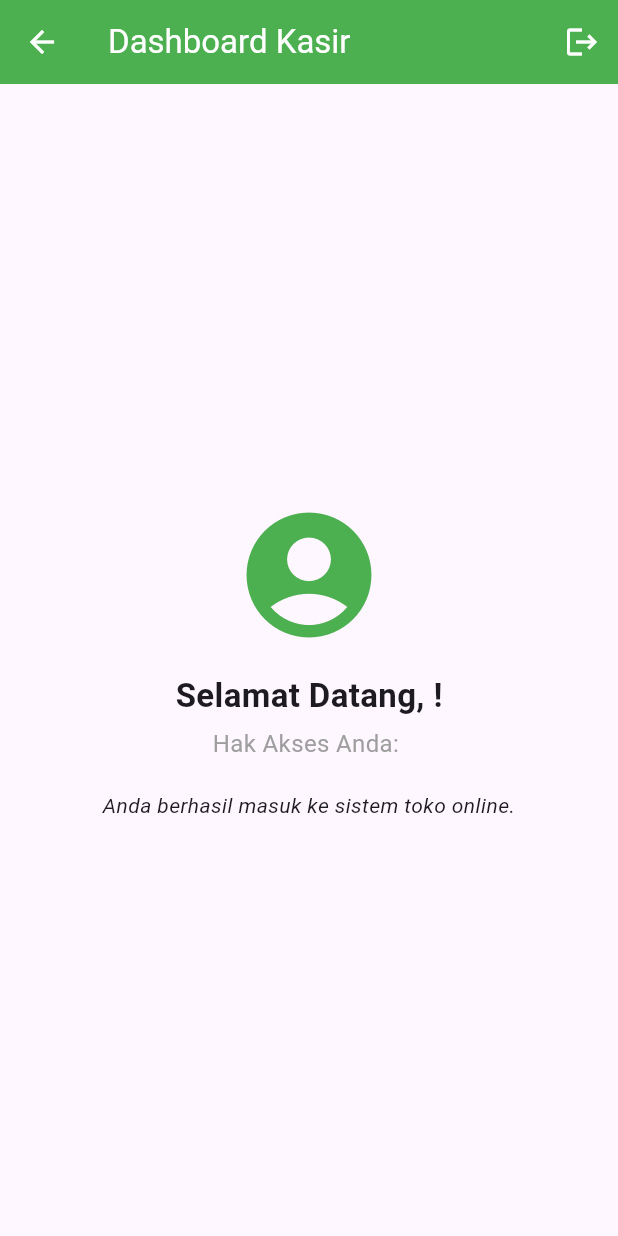
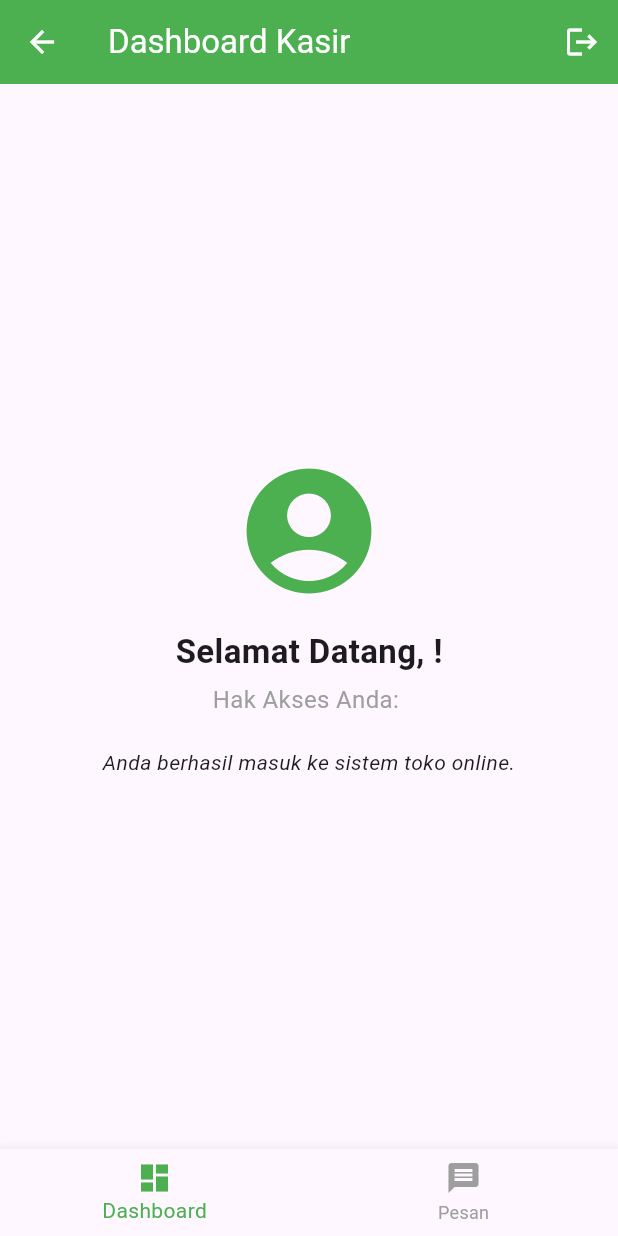
Before and after one commit to queenaazeeza/penugasan6, a Flutter app: the DashboardView screen opened directly, on a phone screen of 412 x 824 dp. Run offline on Flutter 3.47's test engine with Material 3 defaults, Android fonts, the phone set to English and light mode, and no system bars; our stand-ins replace shared_preferences; accounts and stored records are empty.

Commit message:
first commit

```diff
--- a/lib/views/dashboard.dart
+++ b/lib/views/dashboard.dart
@@ -1,6 +1,7 @@
 import 'dart:convert';
 import 'package:flutter/material.dart';
 import 'package:shared_preferences/shared_preferences.dart';
+import 'package:toko_online/widgets/bottom_nav.dart'; // 1. IMPORT WIDGET BOTTOM NAV
 
 class DashboardView extends StatefulWidget {
   const DashboardView({super.key});
@@ -16,10 +17,9 @@ class _DashboardViewState extends State<DashboardView> {
   @override
   void initState() {
     super.initState();
-    _loadUserData(); // Membaca session data saat halaman dibuka sesuai modul
+    _loadUserData();
   }
 
-  // Fungsi membaca data SharedPreferences bawaan project toko online Anda
   void _loadUserData() async {
     final prefs = await SharedPreferences.getInstance();
     final userDataString = prefs.getString('user_data');
@@ -44,7 +44,6 @@ class _DashboardViewState extends State<DashboardView> {
           IconButton(
             icon: const Icon(Icons.logout),
             onPressed: () async {
-              // Fungsi Logout: Hapus session lama lalu tendang balik ke halaman Login
               final prefs = await SharedPreferences.getInstance();
               await prefs.remove('user_data');
               if (mounted) {
@@ -78,6 +77,8 @@ class _DashboardViewState extends State<DashboardView> {
           ],
         ),
       ),
+      // 2. PASANG BOTTOM NAV DI SINI (SEJAJAR DENGAN BODY)
+      bottomNavigationBar: const BottomNav(0), // Index 0 artinya menu Dashboard yang aktif
     );
   }
 }
--- /dev/null
+++ b/lib/widgets/bottom_nav.dart
@@ -0,0 +1,70 @@
+import 'dart:convert';
+import 'package:flutter/material.dart';
+import 'package:shared_preferences/shared_preferences.dart';
+
+class BottomNav extends StatefulWidget {
+  final int activePage;
+  const BottomNav(this.activePage, {super.key});
+
+  @override
+  State<BottomNav> createState() => _BottomNavState();
+}
+
+class _BottomNavState extends State<BottomNav> {
+  String role = "";
+
+  @override
+  void initState() {
+    super.initState();
+    getRole();
+  }
+
+  // Menyesuaikan pembacaan role sesuai database login Anda
+  void getRole() async {
+    SharedPreferences preferences = await SharedPreferences.getInstance();
+    String? userDataString = preferences.getString('user_data');
+    if (userDataString != null) {
+      final userData = jsonDecode(userDataString);
+      setState(() {
+        role = userData['role'] ?? "user";
+      });
+    }
+  }
+
+  void getLink(int index) {
+    if (role == 'admin') {
+      if (index == 0) {
+        Navigator.pushReplacementNamed(context, '/dashboard');
+      } else if (index == 1) {
+        Navigator.pushReplacementNamed(context, '/movie');
+      }
+    } else {
+      // Jika role bukan admin (misal: user / kasir)
+      if (index == 0) {
+        Navigator.pushReplacementNamed(context, '/dashboard');
+      } else if (index == 1) {
+        Navigator.pushReplacementNamed(context, '/pesan');
+      }
+    }
+  }
+
+  @override
+  Widget build(BuildContext context) {
+    return BottomNavigationBar(
+      selectedItemColor: Colors.green, // Disamakan dengan tema hijau dashboard Anda
+      unselectedItemColor: Colors.grey,
+      currentIndex: widget.activePage,
+      onTap: (index) => getLink(index),
+      items: [
+        const BottomNavigationBarItem(
+          icon: Icon(Icons.dashboard),
+          label: 'Dashboard',
+        ),
+        BottomNavigationBarItem(
+          icon: Icon(role == 'admin' ? Icons.movie : Icons.message),
+          label: role == 'admin' ? 'Movie' : 'Pesan',
+        ),
+      ],
+    );
+  }
+}
```
Also changed, not shown: lib/main.dart (+15 -2 lines), lib/views/movie_view.dart (added, +24 -0 lines), lib/views/pesan_view.dart (added, +24 -0 lines).
